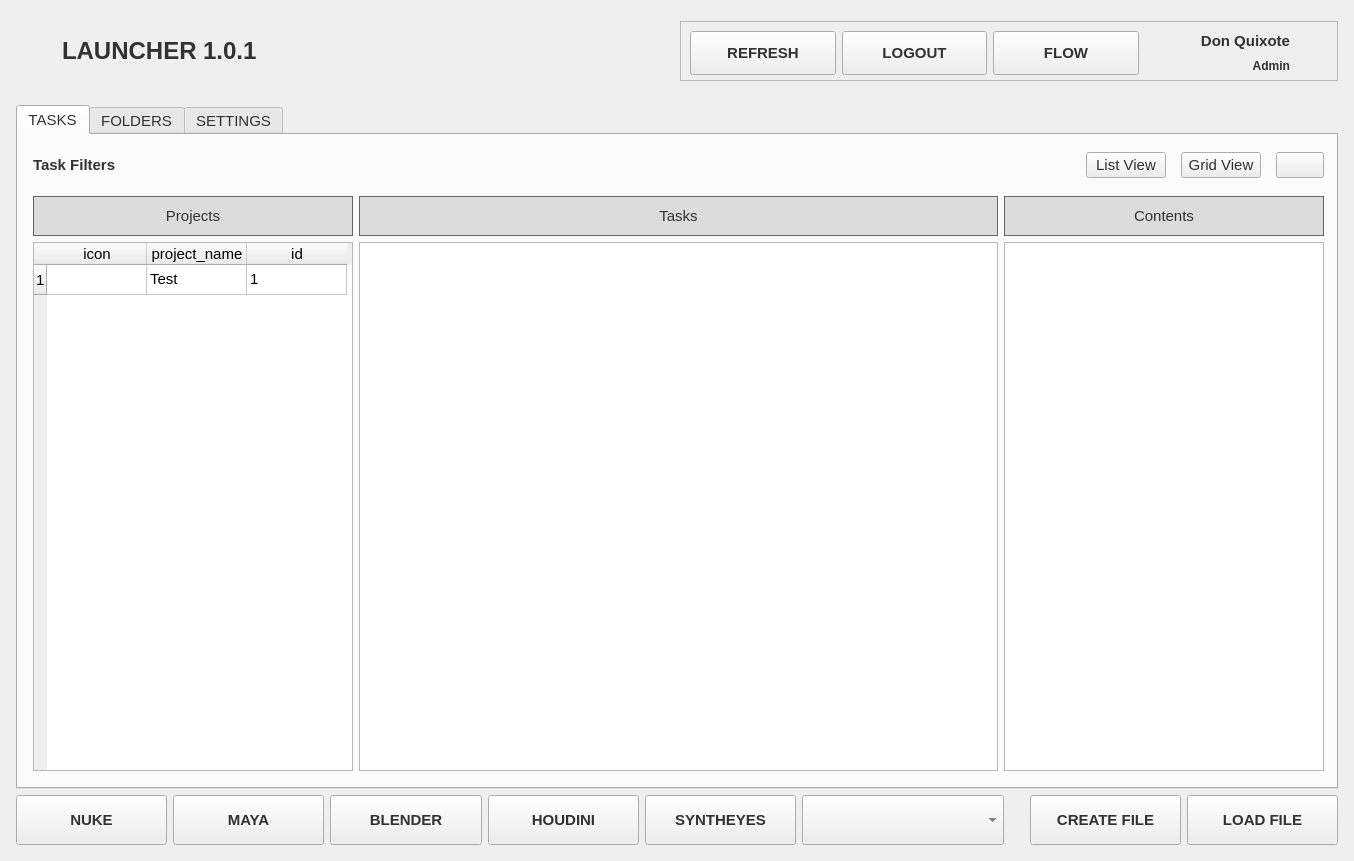
Old version of the form flow_launch.ui in the repository mrwolfpipeline/flower.
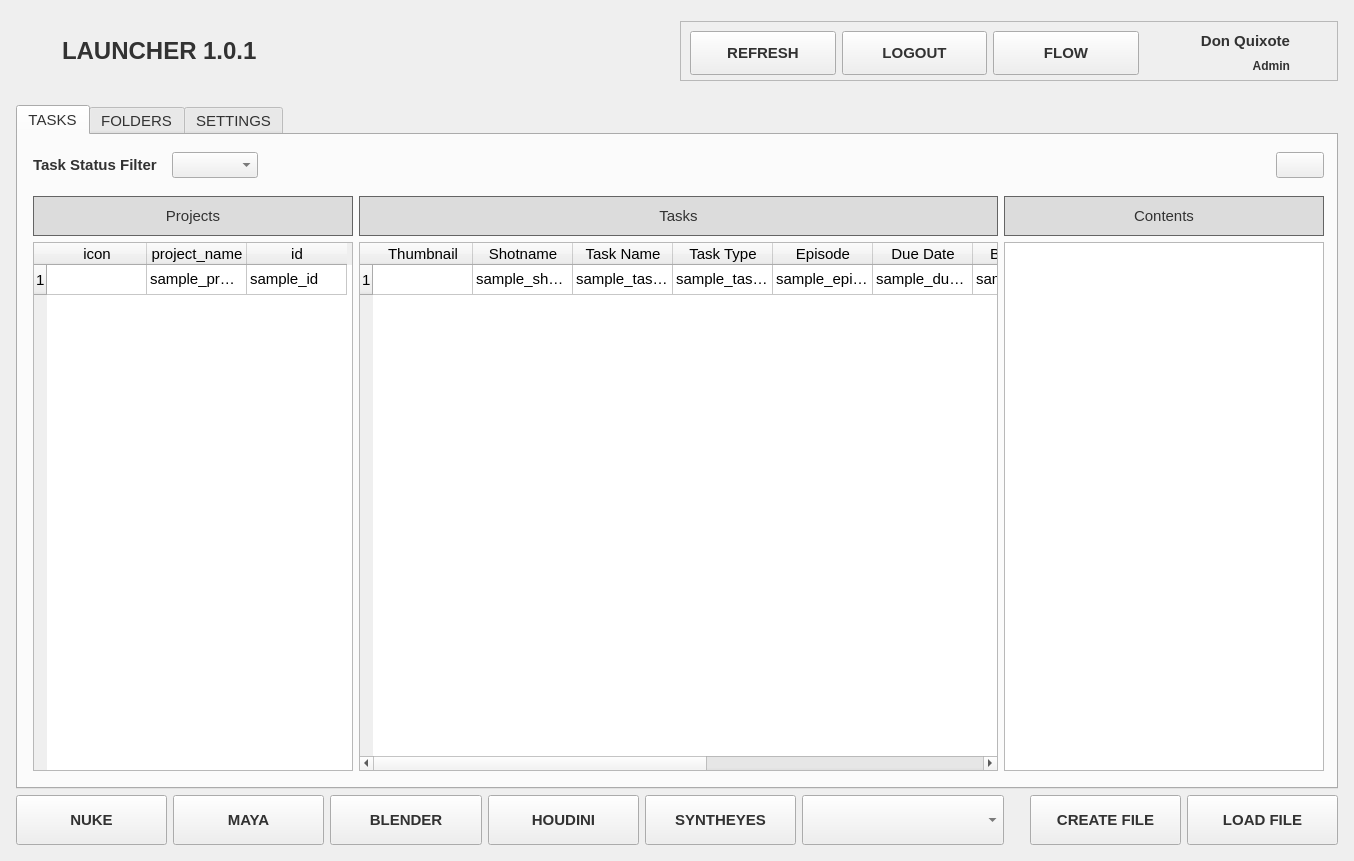
New version of the form. The open tabs and pages were chosen to show the change. Icons and pictures are not drawn. Custom widgets are drawn as their Qt base class.

Commit message: modified filter dropdowns. added data population from sg into projects and tasks

Diff of the .ui file:
```diff
--- a/flow_launch.ui
+++ b/flow_launch.ui
@@ -447,7 +447,7 @@
                </font>
               </property>
               <property name="text">
-               <string>Task Filters</string>
+               <string>Task Status Filter</string>
               </property>
              </widget>
             </item>
@@ -465,6 +465,9 @@
               <property name="bottomMargin">
                <number>5</number>
               </property>
+              <item>
+               <widget class="checkablecombobox" name="taskFilterComboBox"/>
+              </item>
              </layout>
             </item>
             <item>
@@ -480,30 +483,6 @@
               </property>
              </spacer>
             </item>
-            <item>
-             <widget class="QPushButton" name="tasksListView">
-              <property name="font">
-               <font>
-                <pointsize>11</pointsize>
-               </font>
-              </property>
-              <property name="text">
-               <string>List View</string>
-              </property>
-             </widget>
-            </item>
-            <item>
-             <widget class="QPushButton" name="tasksGridView">
-              <property name="font">
-               <font>
-                <pointsize>11</pointsize>
-               </font>
-              </property>
-              <property name="text">
-               <string>Grid View</string>
-              </property>
-             </widget>
-            </item>
             <item>
              <widget class="QPushButton" name="buttonTasksFolder">
               <property name="sizePolicy">
@@ -619,12 +598,12 @@
                 </item>
                 <item row="0" column="1">
                  <property name="text">
-                  <string>Test</string>
+                  <string>sample_project</string>
                  </property>
                 </item>
                 <item row="0" column="2">
                  <property name="text">
-                  <string>1</string>
+                  <string>sample_id</string>
                  </property>
                 </item>
                </widget>
@@ -662,7 +641,128 @@
                </widget>
               </item>
               <item>
-               <widget class="QListWidget" name="listTasksTasks"/>
+               <widget class="QTableWidget" name="tableTasks">
+                <row>
+                 <property name="text">
+                  <string>1</string>
+                 </property>
+                </row>
+                <column>
+                 <property name="text">
+                  <string>Thumbnail</string>
+                 </property>
+                </column>
+                <column>
+                 <property name="text">
+                  <string>Shotname</string>
+                 </property>
+                </column>
+                <column>
+                 <property name="text">
+                  <string>Task Name</string>
+                 </property>
+                </column>
+                <column>
+                 <property name="text">
+                  <string>Task Type</string>
+                 </property>
+                </column>
+                <column>
+                 <property name="text">
+                  <string>Episode</string>
+                 </property>
+                </column>
+                <column>
+                 <property name="text">
+                  <string>Due Date</string>
+                 </property>
+                </column>
+                <column>
+                 <property name="text">
+                  <string>Bid Hours</string>
+                 </property>
+                </column>
+                <column>
+                 <property name="text">
+                  <string>Hours Logged</string>
+                 </property>
+                </column>
+                <column>
+                 <property name="text">
+                  <string>Logged vs. Bid</string>
+                 </property>
+                </column>
+                <column>
+                 <property name="text">
+                  <string>Last Opened</string>
+                 </property>
+                </column>
+                <column>
+                 <property name="text">
+                  <string>id</string>
+                 </property>
+                </column>
+                <item row="0" column="0">
+                 <property name="text">
+                  <string/>
+                 </property>
+                 <property name="icon">
+                  <iconset>
+                   <activeon>ui/images/application_icon.png</activeon>
+                  </iconset>
+                 </property>
+                </item>
+                <item row="0" column="1">
+                 <property name="text">
+                  <string>sample_shot_name</string>
+                 </property>
+                </item>
+                <item row="0" column="2">
+                 <property name="text">
+                  <string>sample_task_name</string>
+                 </property>
+                </item>
+                <item row="0" column="3">
+                 <property name="text">
+                  <string>sample_task_type</string>
+                 </property>
+                </item>
+                <item row="0" column="4">
+                 <property name="text">
+                  <string>sample_episode</string>
+                 </property>
+                </item>
+                <item row="0" column="5">
+                 <property name="text">
+                  <string>sample_due_date</string>
+                 </property>
+                </item>
+                <item row="0" column="6">
+                 <property name="text">
+                  <string>sample_bid_hours</string>
+                 </property>
+                </item>
+                <item row="0" column="7">
+                 <property name="text">
+                  <string>sample_hours_logged</string>
+                 </property>
+                </item>
+                <item row="0" column="8">
+                 <property name="text">
+                  <string>sample_logged_vs_bid</string>
+                 </property>
+                </item>
+                <item row="0" column="9">
+                 <property name="text">
+                  <string>sample_last_worked</string>
+                 </property>
+                </item>
+                <item row="0" column="10">
+                 <property name="text">
+                  <string>sample_id</string>
+                 </property>
+                </item>
+               </widget>
               </item>
              </layout>
             </item>
@@ -2268,6 +2368,13 @@
    </item>
   </layout>
  </widget>
+ <customwidgets>
+  <customwidget>
+   <class>checkablecombobox</class>
+   <extends>QComboBox</extends>
+   <header location="global">ui_checkable_combobox</header>
+  </customwidget>
+ </customwidgets>
  <resources/>
  <connections/>
 </ui>
```
Left out of the diff: 28 changed lines with no effect on the pictures. The commit also changes 8 other files.
